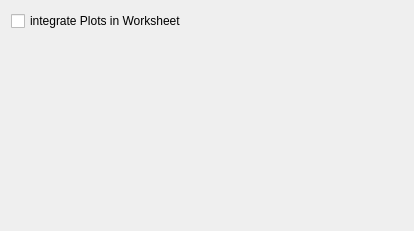
This is src/backends/R/settings.ui in KDE/cantor as Qt 5 draws it before an edit. The edited form follows.
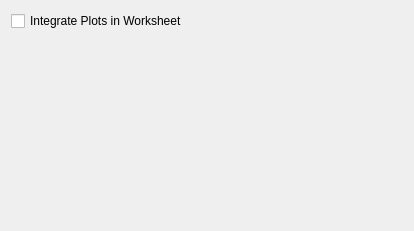
This is the edited form.

Commit message: Fix a common capitalization issue in backend configuration widgets GUI: "integrate Plots in Worksheet" => "Integrate Plots in Worksheet"

```diff
--- a/src/backends/R/settings.ui
+++ b/src/backends/R/settings.ui
@@ -14,7 +14,7 @@
    <item>
     <widget class="QCheckBox" name="kcfg_integratePlots">
      <property name="text">
-      <string>integrate Plots in Worksheet</string>
+      <string>Integrate Plots in Worksheet</string>
      </property>
     </widget>
    </item>
```
The commit also changes 2 other files.
